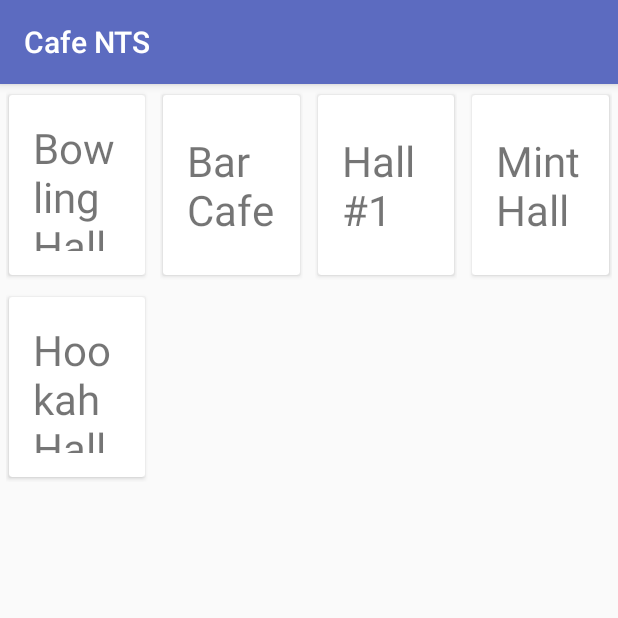
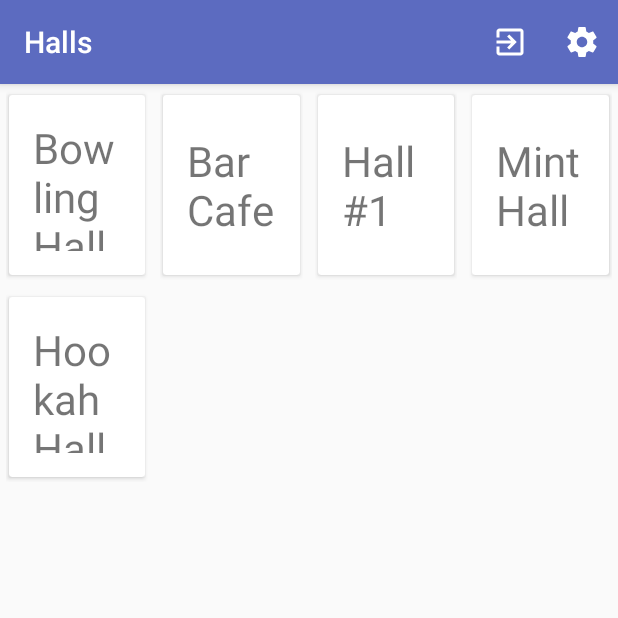
Before and after one commit to offvanHooijdonk/caffee-nts-android, an Android app: the screen it shows after launch (HallsActivity), after a tap on "OK", on a phone screen of 412 x 824 dp, the top half of it. Run offline under Robolectric (Android 15) with nearby library versions, the phone set to English and light mode, and no system bars; our stand-ins replace ButterKnife, RxJava; network calls fail; 3 other taps on this screen came first.

Commit message:
Added reading Halls data from a REST service: * retrofit client added; * settings for the rest server URL added.

```diff
--- a/app/build.gradle
+++ b/app/build.gradle
@@ -39,6 +39,7 @@ dependencies {
     implementation "com.squareup.retrofit2:retrofit:$retrofit_version"
     implementation "com.squareup.retrofit2:adapter-rxjava:$retrofit_version"
     implementation "com.squareup.retrofit2:converter-gson:$retrofit_version"
+    implementation "com.squareup.retrofit2:adapter-rxjava2:$retrofit_version"
     implementation 'com.squareup:javapoet:1.9.0'
     implementation 'com.squareup.okhttp3:okhttp:3.10.0'
 
--- /dev/null
+++ b/app/src/main/java/by/nts/cafe/app/CafeApp.java
@@ -0,0 +1,16 @@
+package by.nts.cafe.app;
+
+import android.app.Application;
+import android.preference.PreferenceManager;
+
+public class CafeApp extends Application {
+    public static final String LOG = "cafe-nts-log";
+
+    @Override
+    public void onCreate() {
+        super.onCreate();
+
+        PreferenceManager.setDefaultValues(this, R.xml.pref, false);
+    }
+
+}
--- /dev/null
+++ b/app/src/main/java/by/nts/cafe/app/helper/PrefHelper.java
@@ -0,0 +1,21 @@
+package by.nts.cafe.app.helper;
+
+import android.content.Context;
+import android.content.SharedPreferences;
+import android.preference.PreferenceManager;
+
+import by.nts.cafe.app.R;
+
+public class PrefHelper {
+    public static String getEndpointHost(Context ctx) {
+        return getSharedPreferences(ctx).getString(ctx.getString(R.string.pref_host_key), ctx.getString(R.string.pref_host_default_value));
+    }
+
+    public static String getEndpointPath(Context ctx) {
+        return getSharedPreferences(ctx).getString(ctx.getString(R.string.pref_path_key), ctx.getString(R.string.pref_path_default_value));
+    }
+
+    private static SharedPreferences getSharedPreferences(Context ctx) {
+        return PreferenceManager.getDefaultSharedPreferences(ctx);
+    }
+}
--- /dev/null
+++ b/app/src/main/java/by/nts/cafe/app/network/HallClient.java
@@ -0,0 +1,12 @@
+package by.nts.cafe.app.network;
+
+import java.util.List;
+
+import by.nts.cafe.app.model.HallModel;
+import io.reactivex.Observable;
+import retrofit2.http.GET;
+
+public interface HallClient {
+    @GET("hall")
+    Observable<List<HallModel>> getHalls();
+}
--- /dev/null
+++ b/app/src/main/java/by/nts/cafe/app/network/NetworkClientFactory.java
@@ -0,0 +1,51 @@
+package by.nts.cafe.app.network;
+
+import android.content.Context;
+
+import java.util.concurrent.TimeUnit;
+
+import by.nts.cafe.app.helper.PrefHelper;
+import okhttp3.OkHttpClient;
+import retrofit2.Retrofit;
+import retrofit2.adapter.rxjava2.RxJava2CallAdapterFactory;
+import retrofit2.converter.gson.GsonConverterFactory;
+
+public class NetworkClientFactory {
+    private static OkHttpClient httpClient;
+    private static Retrofit retrofit;
+    private static HallClient hallClient;
+
+    public static HallClient getHallClient(Context ctx) {
+        if (hallClient == null) {
+            hallClient = getApi(ctx).create(HallClient.class);
+        }
+        return hallClient;
+    }
+// TODO recreate API whenever preference changed?
+    private static Retrofit getApi(Context ctx) {
+        if (retrofit == null) {
+            String url = PrefHelper.getEndpointHost(ctx) + PrefHelper.getEndpointPath(ctx);
+            if (!url.endsWith("/")) url = url + "/";
+            retrofit = new Retrofit.Builder()
+                    .baseUrl(url)
+                    .client(getHttpClient())
+                    .addConverterFactory(GsonConverterFactory.create())
+                    .addCallAdapterFactory(RxJava2CallAdapterFactory.create())
+                    .build();
+        }
+        return retrofit;
+    }
+
+    private static OkHttpClient getHttpClient() {
+        if (httpClient == null) {
+            httpClient = new OkHttpClient.Builder()
+                    .readTimeout(10, TimeUnit.SECONDS)
+                    .connectTimeout(10, TimeUnit.SECONDS)
+                    //.addNetworkInterceptor(authenticationInterceptor)
+                    .build();
+        }
+
+        return httpClient;
+    }
+
+}
--- a/app/src/main/java/by/nts/cafe/app/presentation/ui/halls/HallsActivity.java
+++ b/app/src/main/java/by/nts/cafe/app/presentation/ui/halls/HallsActivity.java
@@ -1,10 +1,14 @@
 package by.nts.cafe.app.presentation.ui.halls;
 
+import android.content.Intent;
 import android.os.Bundle;
 import android.support.annotation.Nullable;
 import android.support.v7.app.AppCompatActivity;
 import android.support.v7.widget.GridLayoutManager;
 import android.support.v7.widget.RecyclerView;
+import android.util.Log;
+import android.view.Menu;
+import android.view.MenuItem;
 import android.widget.Toast;
 
 import java.util.ArrayList;
@@ -12,12 +16,20 @@ import java.util.List;
 
 import butterknife.BindView;
 import butterknife.ButterKnife;
+import by.nts.cafe.app.CafeApp;
 import by.nts.cafe.app.R;
 import by.nts.cafe.app.model.HallModel;
+import by.nts.cafe.app.network.NetworkClientFactory;
+import by.nts.cafe.app.presentation.ui.pref.PreferenceActivity;
+import io.reactivex.android.schedulers.AndroidSchedulers;
+import io.reactivex.disposables.Disposable;
+import io.reactivex.schedulers.Schedulers;
 
 public class HallsActivity extends AppCompatActivity implements HallsAdapter.OnHallClickListener {
     @BindView(R.id.rvHalls)
     RecyclerView rvHalls;
+
+    private Disposable subscrHalls;
 
     private HallsAdapter adapter;
     private List<HallModel> hallList = new ArrayList<>();
@@ -36,8 +48,50 @@ public class HallsActivity extends AppCompatActivity implements HallsAdapter.OnH
     }
 
     @Override
+    protected void onStart() {
+        super.onStart();
+
+        subscrHalls = NetworkClientFactory.getHallClient(getApplicationContext()).getHalls()
+                .subscribeOn(Schedulers.io())
+                .observeOn(AndroidSchedulers.mainThread())
+                .subscribe(this::onHallsUpdated, this::onError);
+    }
+
+    @Override
+    protected void onStop() {
+        super.onStop();
+
+        if (subscrHalls != null && !subscrHalls.isDisposed()) subscrHalls.dispose();
+    }
+
+    @Override
+    public boolean onCreateOptionsMenu(Menu menu) {
+        getMenuInflater().inflate(R.menu.main, menu);
+        return true;
+    }
+
+    @Override
+    public boolean onOptionsItemSelected(MenuItem item) {
+        if (item.getItemId() == R.id.item_settings) {
+            startActivity(new Intent(this, PreferenceActivity.class));
+        }
+        return true;
+    }
+
+    @Override
     public void onHallClick(HallModel hallModel) {
         Toast.makeText(this, hallModel.getName(), Toast.LENGTH_LONG).show();
+    }
+
+    private void onHallsUpdated(List<HallModel> halls) {
+        hallList.clear();
+        hallList.addAll(halls);
+        adapter.notifyDataSetChanged();
+    }
+
+    private void onError(Throwable th) {
+        Toast.makeText(this, "Updated failed", Toast.LENGTH_LONG).show();
+        Log.i(CafeApp.LOG, "Error getting halls.", th);
     }
 
     @Deprecated
--- /dev/null
+++ b/app/src/main/res/drawable/ic_exit_24.xml
@@ -0,0 +1,9 @@
+<vector xmlns:android="http://schemas.android.com/apk/res/android"
+        android:width="24dp"
+        android:height="24dp"
+        android:viewportWidth="24.0"
+        android:viewportHeight="24.0">
+    <path
+        android:fillColor="#FFFFFFFF"
+        android:pathData="M10.09,15.59L11.5,17l5,-5 -5,-5 -1.41,1.41L12.67,11H3v2h9.67l-2.58,2.59zM19,3H5c-1.11,0 -2,0.9 -2,2v4h2V5h14v14H5v-4H3v4c0,1.1 0.89,2 2,2h14c1.1,0 2,-0.9 2,-2V5c0,-1.1 -0.9,-2 -2,-2z"/>
+</vector>
--- /dev/null
+++ b/app/src/main/res/drawable/ic_settings_24.xml
@@ -0,0 +1,9 @@
+<vector xmlns:android="http://schemas.android.com/apk/res/android"
+        android:width="24dp"
+        android:height="24dp"
+        android:viewportWidth="24.0"
+        android:viewportHeight="24.0">
+    <path
+        android:fillColor="#FFFFFFFF"
+        android:pathData="M19.43,12.98c0.04,-0.32 0.07,-0.64 0.07,-0.98s-0.03,-0.66 -0.07,-0.98l2.11,-1.65c0.19,-0.15 0.24,-0.42 0.12,-0.64l-2,-3.46c-0.12,-0.22 -0.39,-0.3 -0.61,-0.22l-2.49,1c-0.52,-0.4 -1.08,-0.73 -1.69,-0.98l-0.38,-2.65C14.46,2.18 14.25,2 14,2h-4c-0.25,0 -0.46,0.18 -0.49,0.42l-0.38,2.65c-0.61,0.25 -1.17,0.59 -1.69,0.98l-2.49,-1c-0.23,-0.09 -0.49,0 -0.61,0.22l-2,3.46c-0.13,0.22 -0.07,0.49 0.12,0.64l2.11,1.65c-0.04,0.32 -0.07,0.65 -0.07,0.98s0.03,0.66 0.07,0.98l-2.11,1.65c-0.19,0.15 -0.24,0.42 -0.12,0.64l2,3.46c0.12,0.22 0.39,0.3 0.61,0.22l2.49,-1c0.52,0.4 1.08,0.73 1.69,0.98l0.38,2.65c0.03,0.24 0.24,0.42 0.49,0.42h4c0.25,0 0.46,-0.18 0.49,-0.42l0.38,-2.65c0.61,-0.25 1.17,-0.59 1.69,-0.98l2.49,1c0.23,0.09 0.49,0 0.61,-0.22l2,-3.46c0.12,-0.22 0.07,-0.49 -0.12,-0.64l-2.11,-1.65zM12,15.5c-1.93,0 -3.5,-1.57 -3.5,-3.5s1.57,-3.5 3.5,-3.5 3.5,1.57 3.5,3.5 -1.57,3.5 -3.5,3.5z"/>
+</vector>
--- /dev/null
+++ b/app/src/main/res/menu/main.xml
@@ -0,0 +1,16 @@
+<?xml version="1.0" encoding="utf-8"?>
+<menu xmlns:android="http://schemas.android.com/apk/res/android"
+    xmlns:app="http://schemas.android.com/apk/res-auto">
+    <item
+        android:id="@+id/item_log_out"
+        android:icon="@drawable/ic_exit_24"
+        android:orderInCategory="10"
+        android:title="@string/item_sign_off"
+        app:showAsAction="ifRoom" />
+    <item
+        android:id="@+id/item_settings"
+        android:icon="@drawable/ic_settings_24"
+        android:orderInCategory="100"
+        android:title="@string/item_settings"
+        app:showAsAction="ifRoom" />
+</menu>
--- a/app/src/main/res/values/strings.xml
+++ b/app/src/main/res/values/strings.xml
@@ -3,4 +3,16 @@
     <string name="fish_user_names">Firstname Lastname</string>
     <string name="dialog_password_title">Input Password</string>
     <string name="fish_hall_name">Bowling Hall</string>
+
+    <string name="label_halls">Halls</string>
+
+    <string name="pref_host_key" translatable="false">pref_host</string>
+    <string name="pref_host_title">Endpoint host url</string>
+    <string name="pref_host_default_value" translatable="false">http://192.168.1.4:8080</string>
+    <string name="pref_path_key" translatable="false">pref_path</string>
+    <string name="pref_path_title">Root path for services</string>
+    <string name="pref_path_default_value" translatable="false">/cafe-nts-rest/rest/</string>
+    <string name="item_settings">Settings</string>
+    <string name="item_sign_off">Sign off</string>
+
 </resources>
--- /dev/null
+++ b/app/src/main/res/xml/pref.xml
@@ -0,0 +1,12 @@
+<?xml version="1.0" encoding="utf-8"?>
+<PreferenceScreen xmlns:android="http://schemas.android.com/apk/res/android">
+    <EditTextPreference
+        android:key="@string/pref_host_key"
+        android:title="@string/pref_host_title"
+        android:defaultValue="@string/pref_host_default_value"/>
+
+    <EditTextPreference
+        android:key="@string/pref_path_key"
+        android:title="@string/pref_path_title"
+        android:defaultValue="@string/pref_path_default_value"/>
+</PreferenceScreen>
--- a/build.gradle
+++ b/build.gradle
@@ -6,7 +6,7 @@ buildscript {
         jcenter()
     }
     dependencies {
-        classpath 'com.android.tools.build:gradle:3.1.0'
+        classpath 'com.android.tools.build:gradle:3.1.1'
 
         // NOTE: Do not place your application dependencies here; they belong
         // in the individual module build.gradle files
```
Also changed, not shown: app/src/main/AndroidManifest.xml (+11 -1 lines), app/src/main/java/by/nts/cafe/app/presentation/ui/pref/PreferenceActivity.java (added, +41 -0 lines).
